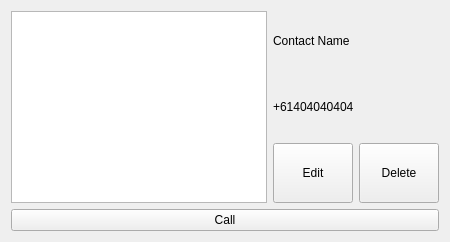
knshiro/csse7005-ugojules, file viewcontactform.ui: the form before one commit.
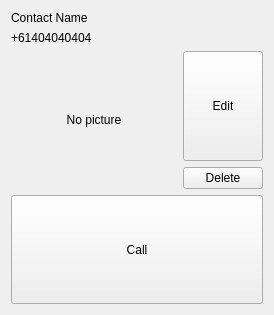
The form after the commit.

What changed in the file:
```diff
--- a/viewcontactform.ui
+++ b/viewcontactform.ui
@@ -1,6 +1,14 @@
 <ui version="4.0" >
  <class>ViewContactDialog</class>
  <widget class="QWidget" name="ViewContactDialog" >
+  <property name="geometry" >
+   <rect>
+    <x>0</x>
+    <y>0</y>
+    <width>274</width>
+    <height>315</height>
+   </rect>
+  </property>
   <property name="sizePolicy" >
    <sizepolicy vsizetype="Preferred" hsizetype="Preferred" >
     <horstretch>0</horstretch>
@@ -11,27 +19,52 @@
    <string>View Contact</string>
   </property>
   <layout class="QGridLayout" >
-   <item rowspan="3" row="0" column="0" >
-    <widget class="QGraphicsView" name="picture" />
-   </item>
-   <item row="0" column="1" colspan="2" >
+   <item row="0" column="0" colspan="2" >
     <widget class="QLabel" name="nameLabel" >
+     <property name="sizePolicy" >
+      <sizepolicy vsizetype="Maximum" hsizetype="Expanding" >
+       <horstretch>0</horstretch>
+       <verstretch>0</verstretch>
+      </sizepolicy>
+     </property>
      <property name="text" >
       <string>Contact Name</string>
      </property>
     </widget>
    </item>
-   <item row="1" column="1" colspan="2" >
+   <item row="1" column="0" colspan="2" >
     <widget class="QLabel" name="numberLabel" >
+     <property name="sizePolicy" >
+      <sizepolicy vsizetype="Maximum" hsizetype="Expanding" >
+       <horstretch>0</horstretch>
+       <verstretch>0</verstretch>
+      </sizepolicy>
+     </property>
      <property name="text" >
       <string>+61404040404</string>
      </property>
     </widget>
    </item>
+   <item rowspan="2" row="2" column="0" >
+    <widget class="QLabel" name="pictureLabel" >
+     <property name="sizePolicy" >
+      <sizepolicy vsizetype="MinimumExpanding" hsizetype="MinimumExpanding" >
+       <horstretch>0</horstretch>
+       <verstretch>0</verstretch>
+      </sizepolicy>
+     </property>
+     <property name="text" >
+      <string>No picture</string>
+     </property>
+     <property name="alignment" >
+      <set>Qt::AlignCenter</set>
+     </property>
+    </widget>
+   </item>
    <item row="2" column="1" >
     <widget class="QPushButton" name="editButton" >
      <property name="sizePolicy" >
-      <sizepolicy vsizetype="Preferred" hsizetype="Preferred" >
+      <sizepolicy vsizetype="Minimum" hsizetype="Preferred" >
        <horstretch>0</horstretch>
        <verstretch>0</verstretch>
       </sizepolicy>
@@ -41,10 +74,10 @@
      </property>
     </widget>
    </item>
-   <item row="2" column="2" >
+   <item row="3" column="1" >
     <widget class="QPushButton" name="deleteButton" >
      <property name="sizePolicy" >
-      <sizepolicy vsizetype="Preferred" hsizetype="Preferred" >
+      <sizepolicy vsizetype="Maximum" hsizetype="Preferred" >
        <horstretch>0</horstretch>
        <verstretch>0</verstretch>
       </sizepolicy>
@@ -54,10 +87,10 @@
      </property>
     </widget>
    </item>
-   <item row="3" column="0" colspan="3" >
+   <item row="4" column="0" colspan="2" >
     <widget class="QPushButton" name="callButton" >
      <property name="sizePolicy" >
-      <sizepolicy vsizetype="MinimumExpanding" hsizetype="Expanding" >
+      <sizepolicy vsizetype="Preferred" hsizetype="Expanding" >
        <horstretch>0</horstretch>
        <verstretch>0</verstretch>
       </sizepolicy>
```
